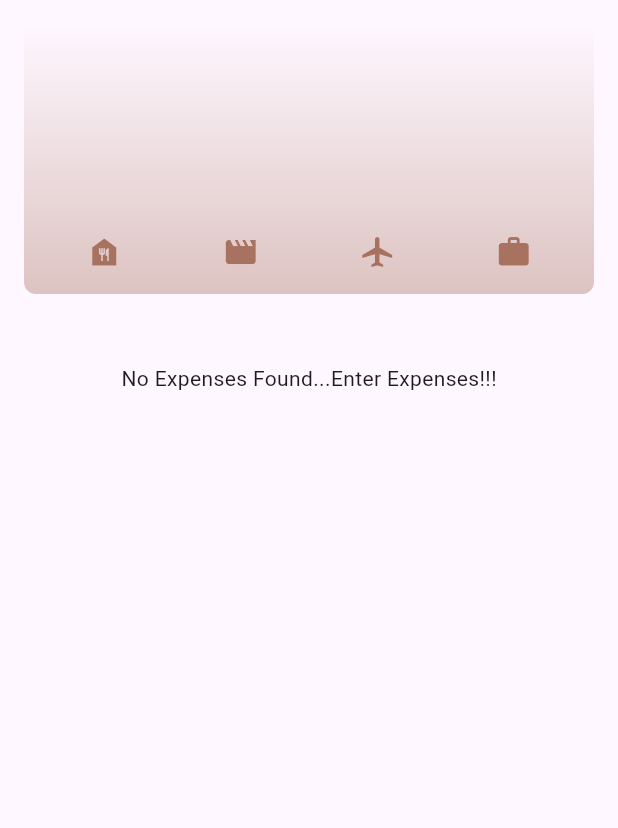
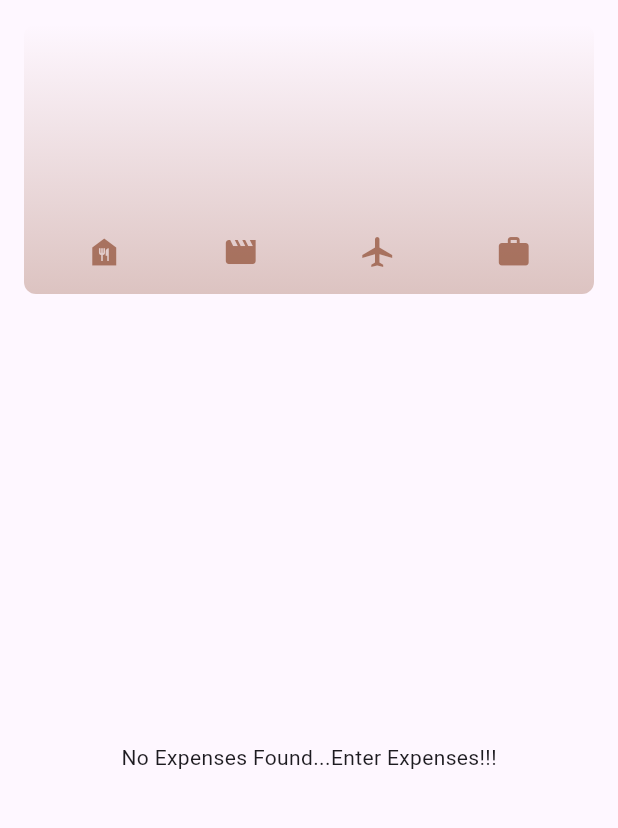
Before and after one commit to harsharora05/ExpenseTrackerFlutter, a Flutter app: the screen it shows after launch, on a phone screen of 412 x 824 dp, the part 84-912 px from its top. Run offline on Flutter 3.47's test engine with Material 3 defaults, Android fonts, the phone set to English and light mode, and no system bars.

Commit message:
made it responsive

```diff
--- a/lib/main.dart
+++ b/lib/main.dart
@@ -7,7 +7,7 @@ void main() {
 
 var kColorScheme = ColorScheme.fromSeed(seedColor: Colors.brown.shade400);
 var kDarkColorScheme =
-    ColorScheme.fromSeed(seedColor: Color.fromARGB(255, 16, 100, 123));
+    ColorScheme.fromSeed(seedColor: const Color.fromARGB(255, 16, 100, 123));
 
 class MyApp extends StatelessWidget {
   const MyApp({super.key});
--- a/lib/model/expense.dart
+++ b/lib/model/expense.dart
@@ -1,4 +1,3 @@
-import 'package:flutter/foundation.dart';
 import 'package:flutter/material.dart';
 import 'package:intl/intl.dart';
 import 'package:uuid/uuid.dart';
--- a/lib/views/ExpensesScreenView.dart
+++ b/lib/views/ExpensesScreenView.dart
@@ -1,5 +1,3 @@
-// ignore_for_file: non_constant_identifier_names
-
 import 'package:expense_tracker/views/AddExpensesView.dart';
 import 'package:expense_tracker/widgets/chart/chart.dart';
 import 'package:expense_tracker/widgets/expenses_list_widget.dart';
@@ -51,6 +49,7 @@ class _ExpensesScreenViewState extends State<ExpensesScreenView> {
       child: Text("No Expenses Found...Enter Expenses!!!"),
     );
 
+    final width = MediaQuery.of(context).size.width;
     return Scaffold(
       appBar: AppBar(
         title: const Text("Expense Tracker"),
@@ -68,18 +67,37 @@ class _ExpensesScreenViewState extends State<ExpensesScreenView> {
         ],
       ),
       body: Container(
-          child: Column(
+          child: width < 600
+              ? Column(
                   children: [
                     Chart(expenses: _Registered_expenses),
                     const SizedBox(
                       height: 30,
                     ),
-          _Registered_expenses.isNotEmpty
+                    Expanded(
+                      child: _Registered_expenses.isNotEmpty
                           ? expensesWidget(
                               expenses: _Registered_expenses,
                               onRemoveExpense: _removeExpense,
                             )
-              : maincontent
+                          : maincontent,
+                    )
+                  ],
+                )
+              : Row(
+                  children: [
+                    Expanded(child: Chart(expenses: _Registered_expenses)),
+                    const SizedBox(
+                      height: 30,
+                    ),
+                    Expanded(
+                      child: _Registered_expenses.isNotEmpty
+                          ? expensesWidget(
+                              expenses: _Registered_expenses,
+                              onRemoveExpense: _removeExpense,
+                            )
+                          : maincontent,
+                    )
                   ],
                 )),
     );
```
Also changed, not shown: lib/views/AddExpensesView.dart (+12 -3 lines). Lines whose indentation alone changed are shown as unchanged.
